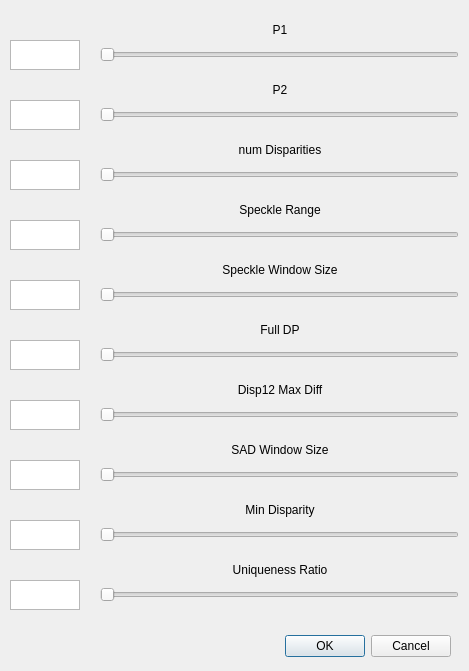
This is block_tuner.ui in NeuroRoboticTech/StereoVision as Qt 5 draws it before an edit. The edited form follows.
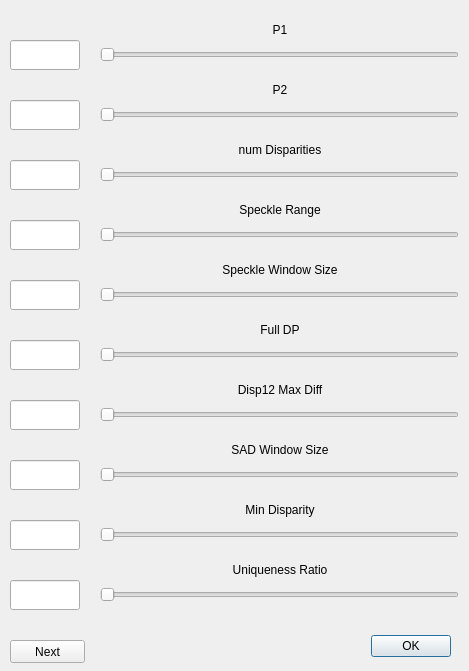
This is the edited form.

Commit message: Trying to get the block tuner gui to show the stereo image.

Patch:
```diff
--- a/block_tuner.ui
+++ b/block_tuner.ui
@@ -16,9 +16,9 @@
   <widget class="QDialogButtonBox" name="buttonBox">
    <property name="geometry">
     <rect>
-     <x>110</x>
+     <x>360</x>
      <y>630</y>
-     <width>341</width>
+     <width>91</width>
      <height>32</height>
     </rect>
    </property>
@@ -26,10 +26,10 @@
     <enum>Qt::Horizontal</enum>
    </property>
    <property name="standardButtons">
-    <set>QDialogButtonBox::Cancel|QDialogButtonBox::Ok</set>
+    <set>QDialogButtonBox::Ok</set>
    </property>
   </widget>
-  <widget class="QTextEdit" name="textP1">
+  <widget class="QLineEdit" name="textP1">
    <property name="geometry">
     <rect>
      <x>10</x>
@@ -363,7 +363,7 @@
     <enum>Qt::Horizontal</enum>
    </property>
   </widget>
-  <widget class="QTextEdit" name="textP2">
+  <widget class="QLineEdit" name="textP2">
    <property name="geometry">
     <rect>
      <x>10</x>
@@ -373,7 +373,7 @@
     </rect>
    </property>
   </widget>
-  <widget class="QTextEdit" name="textNumDisp">
+  <widget class="QLineEdit" name="textNumDisp">
    <property name="geometry">
     <rect>
      <x>10</x>
@@ -383,7 +383,7 @@
     </rect>
    </property>
   </widget>
-  <widget class="QTextEdit" name="textSpeckleRange">
+  <widget class="QLineEdit" name="textSpeckleRange">
    <property name="geometry">
     <rect>
      <x>10</x>
@@ -393,7 +393,7 @@
     </rect>
    </property>
   </widget>
-  <widget class="QTextEdit" name="textSpeckleWindowSize">
+  <widget class="QLineEdit" name="textSpeckleWindowSize">
    <property name="geometry">
     <rect>
      <x>10</x>
@@ -403,7 +403,7 @@
     </rect>
    </property>
   </widget>
-  <widget class="QTextEdit" name="textFullDP">
+  <widget class="QLineEdit" name="textFullDP">
    <property name="geometry">
     <rect>
      <x>10</x>
@@ -413,7 +413,7 @@
     </rect>
    </property>
   </widget>
-  <widget class="QTextEdit" name="textDisp12MaxDiff">
+  <widget class="QLineEdit" name="textDisp12MaxDiff">
    <property name="geometry">
     <rect>
      <x>10</x>
@@ -423,7 +423,7 @@
     </rect>
    </property>
   </widget>
-  <widget class="QTextEdit" name="textSADWindowSize">
+  <widget class="QLineEdit" name="textSADWindowSize">
    <property name="geometry">
     <rect>
      <x>10</x>
@@ -433,7 +433,7 @@
     </rect>
    </property>
   </widget>
-  <widget class="QTextEdit" name="textMinDisp">
+  <widget class="QLineEdit" name="textMinDisp">
    <property name="geometry">
     <rect>
      <x>10</x>
@@ -443,7 +443,7 @@
     </rect>
    </property>
   </widget>
-  <widget class="QTextEdit" name="textUniqueRatio">
+  <widget class="QLineEdit" name="textUniqueRatio">
    <property name="geometry">
     <rect>
      <x>10</x>
@@ -488,6 +488,32 @@
     <set>Qt::AlignCenter</set>
    </property>
   </widget>
+  <widget class="QPushButton" name="pushNextImage">
+   <property name="geometry">
+    <rect>
+     <x>10</x>
+     <y>640</y>
+     <width>75</width>
+     <height>23</height>
+    </rect>
+   </property>
+   <property name="text">
+    <string>Next</string>
+   </property>
+  </widget>
+  <widget class="QLabel" name="labelFileInfo">
+   <property name="geometry">
+    <rect>
+     <x>120</x>
+     <y>640</y>
+     <width>201</width>
+     <height>21</height>
+    </rect>
+   </property>
+   <property name="text">
+    <string/>
+   </property>
+  </widget>
  </widget>
  <resources/>
  <connections>
```
Left out of the diff: 2 changed lines with no effect on the pictures. The commit also changes 2 other files.
